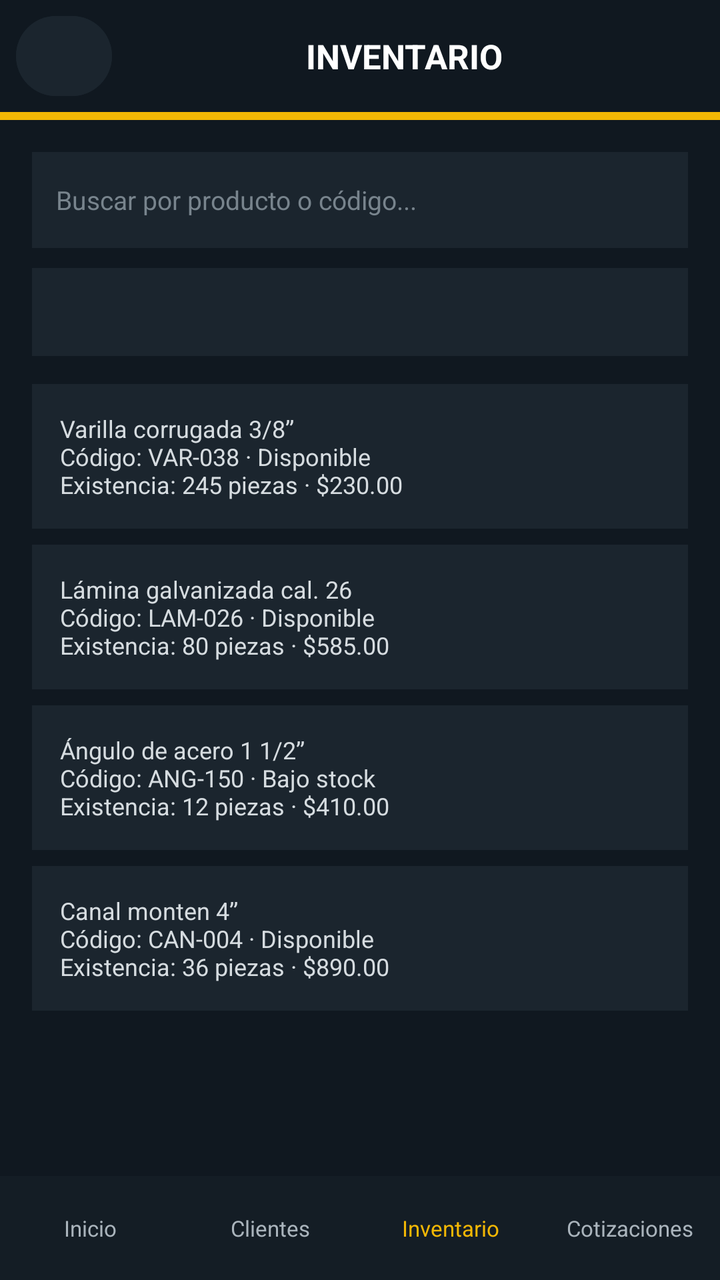
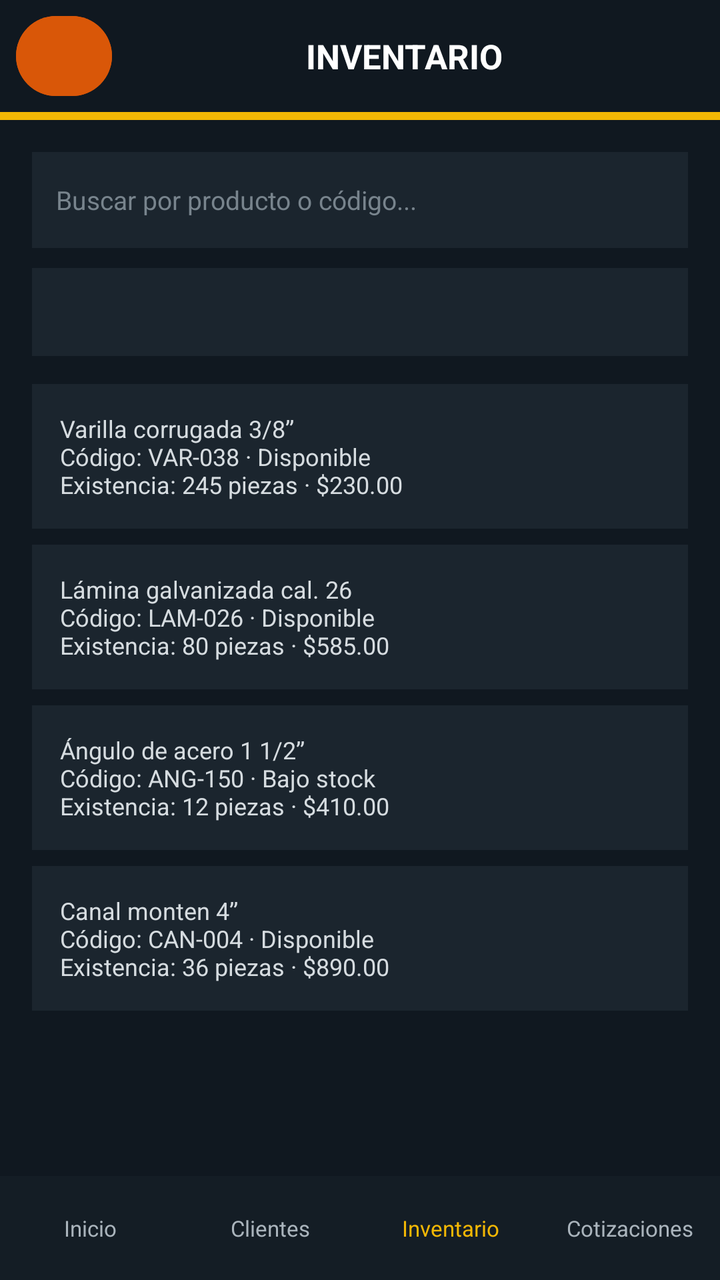

An Android layout rendered at two revisions. The XML below is the earlier revision; the diff shows what the commit changed to produce the second picture.
<!-- AndroidManifest.xml: application theme Theme.Aceroswecorp -->
<!-- res/layout/activity_consulta_inventario.xml -->
<?xml version="1.0" encoding="utf-8"?>
<LinearLayout xmlns:android="http://schemas.android.com/apk/res/android"
    android:id="@+id/screen_root"
    android:layout_width="match_parent"
    android:layout_height="match_parent"
    android:background="#101820"
    android:orientation="vertical">

    <LinearLayout
        android:layout_width="match_parent"
        android:layout_height="56dp"
        android:gravity="center_vertical"
        android:orientation="horizontal"
        android:paddingStart="8dp"
        android:paddingEnd="12dp">

        <Button
            android:id="@+id/screen_back"
            android:layout_width="48dp"
            android:layout_height="48dp"
            android:backgroundTint="#1B252E"
            android:contentDescription="@string/back"
            android:text="@string/back_arrow"
            android:textColor="#FFFFFF"
            android:textSize="24sp" />

        <TextView
            android:layout_width="0dp"
            android:layout_height="wrap_content"
            android:layout_weight="1"
            android:gravity="center"
            android:text="INVENTARIO"
            android:textColor="#FFFFFF"
            android:textSize="17sp"
            android:textStyle="bold" />
    </LinearLayout>

    <TextView android:layout_width="match_parent" android:layout_height="4dp" android:background="#F2B705" />

    <ScrollView
        android:layout_width="match_parent"
        android:layout_height="0dp"
        android:layout_weight="1">

        <LinearLayout
            android:layout_width="match_parent"
            android:layout_height="wrap_content"
            android:orientation="vertical"
            android:padding="16dp">

            <EditText
                android:layout_width="match_parent"
                android:layout_height="48dp"
                android:background="#1B252E"
                android:hint="Buscar por producto o código..."
                android:padding="12dp"
                android:textColor="#FFFFFF"
                android:textColorHint="#78848D"
                android:textSize="13sp" />

            <Spinner
                android:layout_width="match_parent"
                android:layout_height="44dp"
                android:layout_marginTop="10dp"
                android:background="#1B252E"
                android:prompt="@string/all_categories" />

            <TextView android:layout_width="match_parent" android:layout_height="wrap_content" android:layout_marginTop="14dp" android:background="#1B252E" android:padding="14dp" android:text="Varilla corrugada 3/8”&#10;Código: VAR-038 · Disponible&#10;Existencia: 245 piezas · $230.00" android:textColor="#D6DCE0" android:textSize="12sp" />
            <TextView android:layout_width="match_parent" android:layout_height="wrap_content" android:layout_marginTop="8dp" android:background="#1B252E" android:padding="14dp" android:text="Lámina galvanizada cal. 26&#10;Código: LAM-026 · Disponible&#10;Existencia: 80 piezas · $585.00" android:textColor="#D6DCE0" android:textSize="12sp" />
            <TextView android:layout_width="match_parent" android:layout_height="wrap_content" android:layout_marginTop="8dp" android:background="#1B252E" android:padding="14dp" android:text="Ángulo de acero 1 1/2”&#10;Código: ANG-150 · Bajo stock&#10;Existencia: 12 piezas · $410.00" android:textColor="#D6DCE0" android:textSize="12sp" />
            <TextView android:layout_width="match_parent" android:layout_height="wrap_content" android:layout_marginTop="8dp" android:background="#1B252E" android:padding="14dp" android:text="Canal monten 4”&#10;Código: CAN-004 · Disponible&#10;Existencia: 36 piezas · $890.00" android:textColor="#D6DCE0" android:textSize="12sp" />
        </LinearLayout>
    </ScrollView>

    <LinearLayout android:layout_width="match_parent" android:layout_height="52dp" android:background="#141D25" android:gravity="center" android:orientation="horizontal">
        <TextView android:id="@+id/nav_inicio" android:layout_width="0dp" android:layout_height="match_parent" android:layout_weight="1" android:gravity="center" android:text="Inicio" android:textColor="#AAB4BC" android:textSize="11sp" />
        <TextView android:id="@+id/nav_clientes" android:layout_width="0dp" android:layout_height="match_parent" android:layout_weight="1" android:gravity="center" android:text="Clientes" android:textColor="#AAB4BC" android:textSize="11sp" />
        <TextView android:id="@+id/nav_inventario" android:layout_width="0dp" android:layout_height="match_parent" android:layout_weight="1" android:gravity="center" android:text="Inventario" android:textColor="#F2B705" android:textSize="11sp" />
        <TextView android:id="@+id/nav_cotizaciones" android:layout_width="0dp" android:layout_height="match_parent" android:layout_weight="1" android:gravity="center" android:text="Cotizaciones" android:textColor="#AAB4BC" android:textSize="11sp" />
    </LinearLayout>
</LinearLayout>
<!-- resources referenced by this layout -->
<resources>
  <string name="all_categories">Todas las categorías</string>
  <string name="back">Volver</string>
  <string name="back_arrow">‹</string>
  <style name="Theme.Aceroswecorp" parent="Base.Theme.Aceroswecorp" />
  <style name="Base.Theme.Aceroswecorp" parent="Theme.Material3.DayNight.NoActionBar">
          
          
      </style>
</resources>

<!-- the commit's change to res/layout/activity_consulta_inventario.xml (unified diff, before → after) -->
@@ -18,7 +18,7 @@
             android:id="@+id/screen_back"
             android:layout_width="48dp"
             android:layout_height="48dp"
-            android:backgroundTint="#1B252E"
+            android:backgroundTint="#D95708"
             android:contentDescription="@string/back"
             android:text="@string/back_arrow"
             android:textColor="#FFFFFF"
